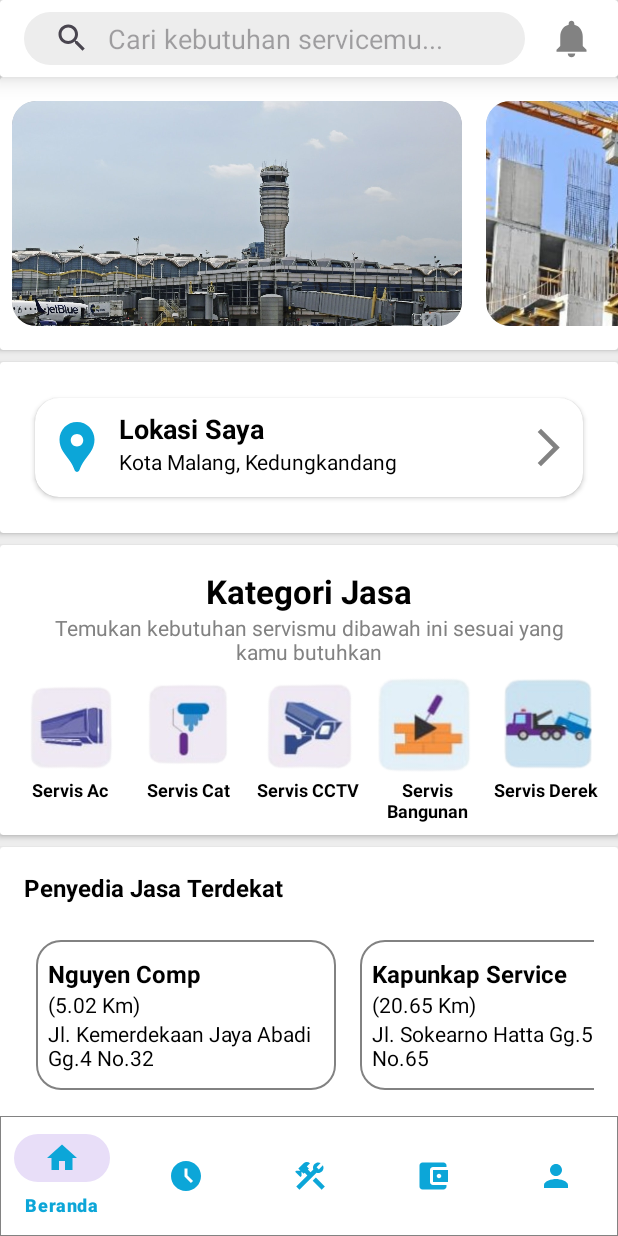
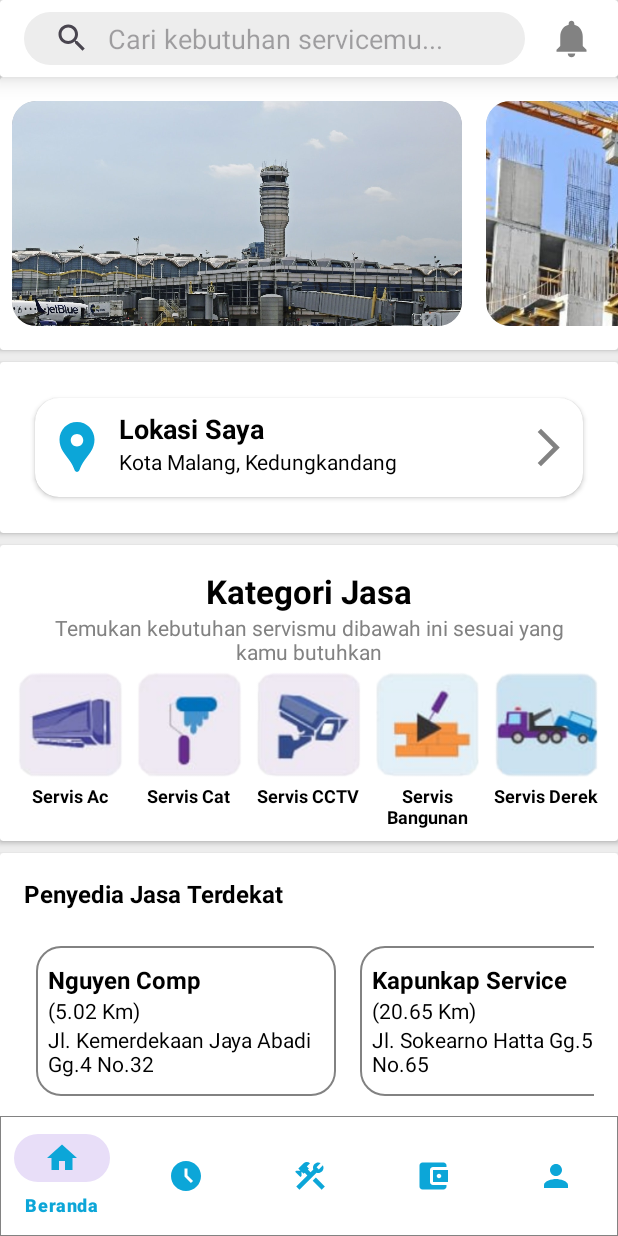
Before and after one commit to faizanrasyad/Perlu-Tukang, an Android app: the screen it shows after launch (MainActivity), on a phone screen of 412 x 824 dp. Run offline under Robolectric (Android 15) with nearby library versions, the light colour scheme and no system bars.

Commit message:
Fixed Categories Icons & Account Page

```diff
--- a/app/src/main/res/drawable/menu_akun_bg.xml
+++ b/app/src/main/res/drawable/menu_akun_bg.xml
@@ -1,5 +1,5 @@
 <?xml version="1.0" encoding="utf-8"?>
 <shape xmlns:android="http://schemas.android.com/apk/res/android">
     <solid android:color="@color/white"/>
-    <stroke android:color="@color/gray" android:width="3dp"/>
+    <stroke android:color="@color/gray" android:width="1dp"/>
 </shape>
--- a/app/src/main/res/layout/fragment_beranda2.xml
+++ b/app/src/main/res/layout/fragment_beranda2.xml
@@ -162,7 +162,8 @@
                             <ImageView
                                 android:layout_width="70dp"
                                 android:layout_height="70dp"
-                                android:src="@drawable/ac_image"/>
+                                android:src="@drawable/ac_image"
+                                android:layout_marginBottom="4dp"/>
                             <TextView
                                 android:layout_width="wrap_content"
                                 android:layout_height="wrap_content"
@@ -181,7 +182,8 @@
                             <ImageView
                                 android:layout_width="70dp"
                                 android:layout_height="70dp"
-                                android:src="@drawable/cat_icon"/>
+                                android:src="@drawable/cat_icon"
+                                android:layout_marginBottom="4dp"/>
                             <TextView
                                 android:layout_width="wrap_content"
                                 android:layout_height="wrap_content"
@@ -200,7 +202,8 @@
                             <ImageView
                                 android:layout_width="70dp"
                                 android:layout_height="70dp"
-                                android:src="@drawable/cctv_icon"/>
+                                android:src="@drawable/cctv_icon"
+                                android:layout_marginBottom="4dp"/>
                             <TextView
                                 android:layout_width="wrap_content"
                                 android:layout_height="wrap_content"
@@ -220,7 +223,8 @@
                             <ImageView
                                 android:layout_width="70dp"
                                 android:layout_height="70dp"
-                                android:src="@drawable/bangunan_icon" />
+                                android:src="@drawable/bangunan_icon"
+                                android:layout_marginBottom="4dp" />
 
                             <TextView
                                 android:layout_width="70dp"
@@ -241,7 +245,8 @@
                             <ImageView
                                 android:layout_width="70dp"
                                 android:layout_height="70dp"
-                                android:src="@drawable/derek_icon"/>
+                                android:src="@drawable/derek_icon"
+                                android:layout_marginBottom="4dp"/>
                             <TextView
                                 android:layout_width="wrap_content"
                                 android:layout_height="wrap_content"
```
Also changed, not shown: app/src/main/res/layout/fragment_akun2.xml (+10 -10 lines), app/src/main/res/drawable/ac_image.png, app/src/main/res/drawable/bangunan_icon.png, app/src/main/res/drawable/cat_icon.png, app/src/main/res/drawable/cctv_icon.png, app/src/main/res/drawable/derek_icon.png.
